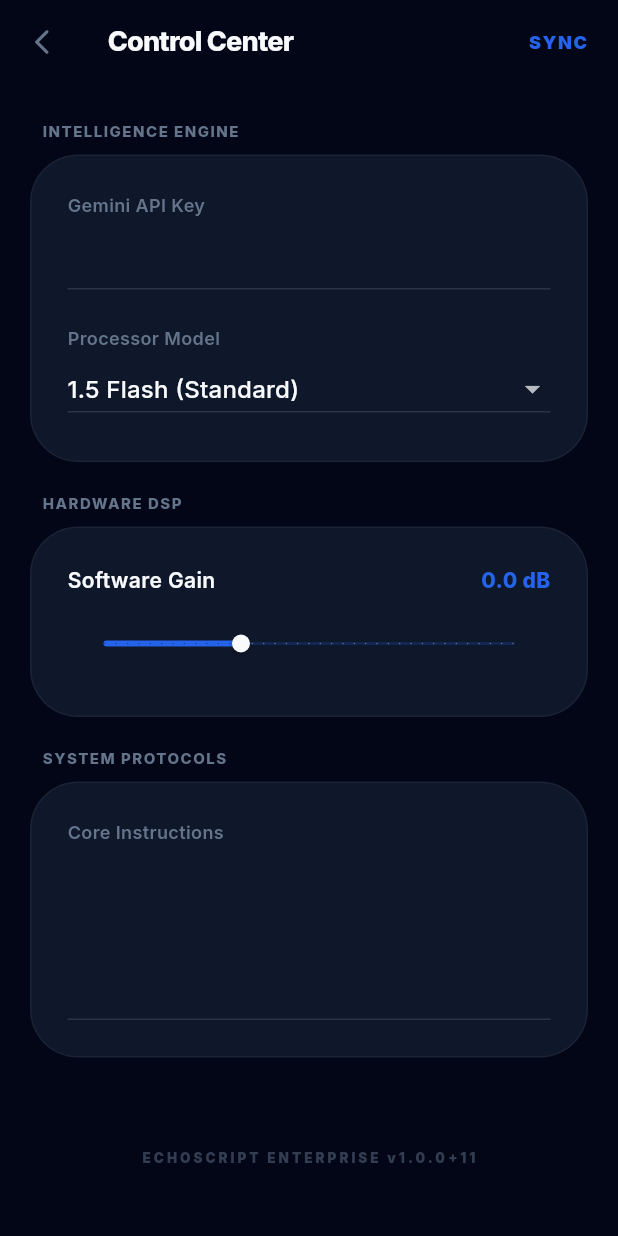
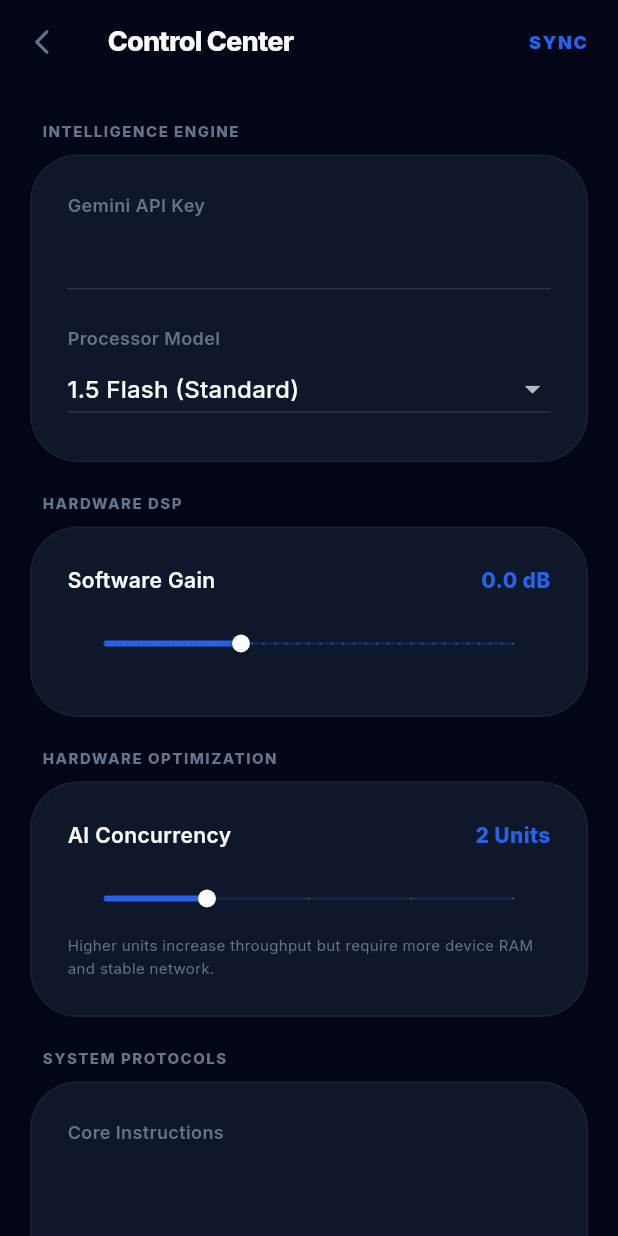
Before and after one commit to zihaaaad/EchoScript, a Flutter app: the SettingsPage screen opened directly, on a phone screen of 412 x 824 dp. Run offline on Flutter 3.47's test engine with Material 3 defaults, Android fonts, the light colour scheme and no system bars; our stand-ins replace dio, flutter_riverpod, flutter_secure_storage, google_fonts, google_generative_ai, isar and 5 more; missing offline and left inert: flutter_background_service, flutter_sound; accounts and stored records are empty; generated files the repository leaves out were written again.

Commit message:
Zero-Failure: Implemented Gemini Files API streaming and hardware concurrency tuning

```diff
--- a/lib/features/settings/domain/models/app_settings.dart
+++ b/lib/features/settings/domain/models/app_settings.dart
@@ -12,4 +12,5 @@
   String systemPrompt = 'Transcribe the following audio precisely.';
   bool isRecordingActive = false;
   DateTime? recordingStartTime;
+  int aiConcurrencyLimit = 2;
 }
--- a/lib/features/settings/presentation/pages/settings_page.dart
+++ b/lib/features/settings/presentation/pages/settings_page.dart
@@ -17,6 +17,7 @@
   final _apiKeyController = TextEditingController();
   final _promptController = TextEditingController();
   double _gain = 0.0;
+  int _concurrency = 2;
   String _model = 'gemini-1.5-flash';
   String _appVersion = '';
 
@@ -44,6 +45,7 @@
         _promptController.text = settings.systemPrompt;
         _gain = settings.audioGainDb;
         _model = settings.geminiModel;
+        _concurrency = settings.aiConcurrencyLimit;
       });
     }
   }
@@ -57,6 +59,7 @@
     settings.systemPrompt = _promptController.text;
     settings.audioGainDb = _gain;
     settings.geminiModel = _model;
+    settings.aiConcurrencyLimit = _concurrency;
 
     await isar.writeTxn(() async {
       await isar.appSettings.put(settings);
@@ -132,6 +135,34 @@
                   max: 24.0,
                   divisions: 36,
                   onChanged: (val) => setState(() => _gain = val),
+                ),
+              ],
+            ),
+          ),
+          const SizedBox(height: 20),
+          _buildBentoSection(
+            "Hardware Optimization",
+            Column(
+              crossAxisAlignment: CrossAxisAlignment.start,
+              children: [
+                Row(
+                  mainAxisAlignment: MainAxisAlignment.spaceBetween,
+                  children: [
+                    Text("AI Concurrency", style: GoogleFonts.inter(fontSize: 14, fontWeight: FontWeight.w600, color: AppTheme.textPrimary)),
+                    Text("$_concurrency Units", style: GoogleFonts.inter(fontSize: 14, fontWeight: FontWeight.w800, color: AppTheme.primary)),
+                  ],
+                ),
+                const SizedBox(height: 8),
+                Slider(
+                  value: _concurrency.toDouble(),
+                  min: 1,
+                  max: 5,
+                  divisions: 4,
+                  onChanged: (val) => setState(() => _concurrency = val.toInt()),
+                ),
+                Text(
+                  "Higher units increase throughput but require more device RAM and stable network.",
+                  style: GoogleFonts.inter(fontSize: 10, color: AppTheme.textSecondary),
                 ),
               ],
             ),
```
Also changed, not shown: lib/features/recording/data/datasources/transcription_service.dart (+39 -13 lines), lib/features/settings/domain/models/app_settings.g.dart.
